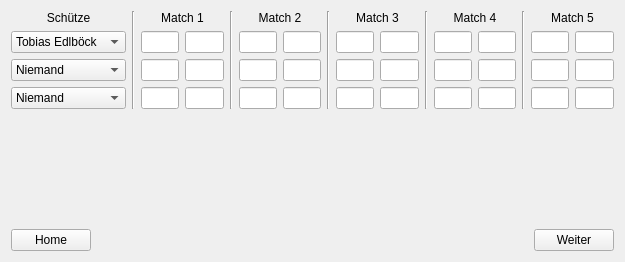
First picture: the form in input.ui, repository Seifar/Liga-Database, before the edit.
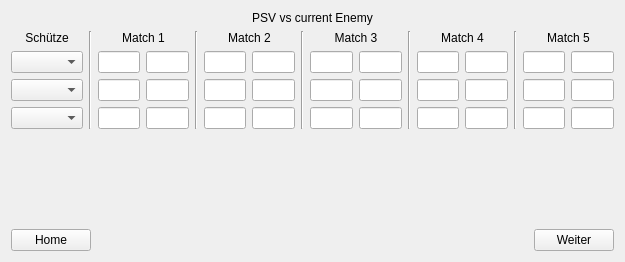
Second picture: the form after the edit.

Commit message: included enemy label in input.ui

Patch:
```diff
--- a/input.ui
+++ b/input.ui
@@ -15,7 +15,17 @@
   </property>
   <layout class="QVBoxLayout" name="verticalLayout">
    <item>
-    <layout class="QHBoxLayout" name="horizontalLayout_18"/>
+    <widget class="QLabel" name="label_enemy">
+     <property name="layoutDirection">
+      <enum>Qt::LeftToRight</enum>
+     </property>
+     <property name="text">
+      <string>PSV vs current Enemy</string>
+     </property>
+     <property name="alignment">
+      <set>Qt::AlignCenter</set>
+     </property>
+    </widget>
    </item>
    <item>
     <layout class="QHBoxLayout" name="horizontalLayout_3">
@@ -34,13 +44,7 @@
        <item>
         <layout class="QVBoxLayout" name="verticalLayout_9">
          <item>
-          <widget class="QComboBox" name="comboBox_schuetze1">
-           <item>
-            <property name="text">
-             <string>Tobias Edlböck</string>
-            </property>
-           </item>
-          </widget>
+          <widget class="QComboBox" name="comboBox_schuetze1"/>
          </item>
         </layout>
        </item>
@@ -48,11 +52,9 @@
         <layout class="QVBoxLayout" name="verticalLayout_10">
          <item>
           <widget class="QComboBox" name="comboBox_schuetze2">
-           <item>
-            <property name="text">
-             <string>Niemand</string>
-            </property>
-           </item>
+           <property name="currentText">
+            <string/>
+           </property>
           </widget>
          </item>
         </layout>
@@ -60,13 +62,7 @@
        <item>
         <layout class="QVBoxLayout" name="verticalLayout_11">
          <item>
-          <widget class="QComboBox" name="comboBox_schuetze3">
-           <item>
-            <property name="text">
-             <string>Niemand</string>
-            </property>
-           </item>
-          </widget>
+          <widget class="QComboBox" name="comboBox_schuetze3"/>
          </item>
         </layout>
        </item>
```
